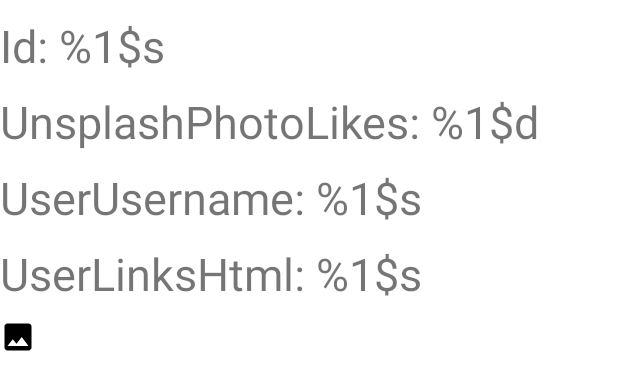
After one commit to SanyaKRY/unsplash, an Android app: the layout fragment_unsplash_photo_and_user_details.xml on its own in the app's theme, with its tools: preview values and no code run, on a phone screen of 412 x 824 dp. The commit adds this screen. Shown: the top 390 px of the screen. Run offline under Robolectric (Android 15) with nearby library versions, the phone set to English and light mode, and no system bars.

Commit message:
Add UnsplashPhotoAndUserDetailsFragment and minor refactoring

```diff
--- a/app/src/main/java/com/example/unsplash/features/di/FeatureModule.kt
+++ b/app/src/main/java/com/example/unsplash/features/di/FeatureModule.kt
@@ -33,6 +33,8 @@
             isSavedUnsplashPhotoUseCase = get()
         )
     }
-    factory { (unsplashPhotoDetailListener: (unsplashPhotoUi: UnsplashPhotoUi, AppCompatImageView, TextView) -> Unit) ->
-        UnsplashPhotosAdapter(unsplashPhotoDetailListener = unsplashPhotoDetailListener) }
+    factory { (unsplashPhotoDetailListener: (unsplashPhotoUi: UnsplashPhotoUi, AppCompatImageView, TextView) -> Unit,
+                  unsplashPhotoAndUserDetailsListener: (unsplashPhotoUi: UnsplashPhotoUi) -> Unit) ->
+        UnsplashPhotosAdapter(unsplashPhotoDetailListener = unsplashPhotoDetailListener,
+            unsplashPhotoAndUserDetailsListener = unsplashPhotoAndUserDetailsListener) }
 }
--- /dev/null
+++ b/app/src/main/res/layout/fragment_unsplash_photo_and_user_details.xml
@@ -0,0 +1,60 @@
+<?xml version="1.0" encoding="utf-8"?>
+<androidx.constraintlayout.widget.ConstraintLayout
+    xmlns:android="http://schemas.android.com/apk/res/android"
+    xmlns:app="http://schemas.android.com/apk/res-auto"
+    xmlns:tools="http://schemas.android.com/tools"
+    android:layout_width="match_parent"
+    android:layout_height="match_parent"
+    tools:context=".features.unsplashphotoanduserdetails.presenter.ui.UnsplashPhotoAndUserDetailsFragment">
+
+    <androidx.appcompat.widget.AppCompatTextView
+        android:id="@+id/unsplash_photo_id"
+        android:layout_width="wrap_content"
+        android:layout_height="wrap_content"
+        android:text="@string/unsplash_photo_id"
+        android:textSize="30sp"
+        android:paddingTop="10dp"
+        app:layout_constraintLeft_toLeftOf="parent"
+        app:layout_constraintTop_toTopOf="parent" />
+
+    <androidx.appcompat.widget.AppCompatTextView
+        android:id="@+id/unsplash_photo_likes"
+        android:layout_width="wrap_content"
+        android:layout_height="wrap_content"
+        android:text="@string/unsplash_photo_likes"
+        android:textSize="30sp"
+        android:paddingTop="10dp"
+        app:layout_constraintLeft_toLeftOf="parent"
+        app:layout_constraintTop_toBottomOf="@+id/unsplash_photo_id" />
+
+    <androidx.appcompat.widget.AppCompatTextView
+        android:id="@+id/user_username"
+        android:layout_width="wrap_content"
+        android:layout_height="wrap_content"
+        android:text="@string/user_username"
+        android:textSize="30sp"
+        android:paddingTop="10dp"
+        app:layout_constraintLeft_toLeftOf="parent"
+        app:layout_constraintTop_toBottomOf="@+id/unsplash_photo_likes" />
+
+
+    <androidx.appcompat.widget.AppCompatTextView
+        android:id="@+id/user_links_html"
+        android:layout_width="wrap_content"
+        android:layout_height="wrap_content"
+        android:text="@string/user_links_html"
+        android:textSize="30sp"
+        android:paddingTop="10dp"
+        app:layout_constraintLeft_toLeftOf="parent"
+        app:layout_constraintTop_toBottomOf="@+id/user_username" />
+
+    <androidx.appcompat.widget.AppCompatImageView
+        android:id="@+id/unsplash_photo_image_view"
+        android:layout_width="wrap_content"
+        android:layout_height="wrap_content"
+        android:paddingTop="10dp"
+        app:layout_constraintLeft_toLeftOf="parent"
+        app:layout_constraintTop_toBottomOf="@+id/user_links_html"
+        tools:srcCompat="@drawable/ic_image" />
+
+</androidx.constraintlayout.widget.ConstraintLayout>
--- a/app/src/main/res/values/strings.xml
+++ b/app/src/main/res/values/strings.xml
@@ -1,9 +1,13 @@
 <resources>
     <string name="app_name">Unsplash</string>
-    <string name="unsplash_photo_id">Id</string>
+    <string name="unsplash_photo_id">Id: %1$s</string>
     <string name="unsplash_photo_saved">Saved</string>
     <string name="unsplash_photo_not_saved">Not saved</string>
     <string name="unsplash_photo_is_saved">Is saved</string>
     <string name="unsplash_photo_insert">Insert</string>
     <string name="unsplash_photo_delete">Delete</string>
+    <string name="hello_blank_fragment">Hello blank fragment</string>
+    <string name="unsplash_photo_likes">UnsplashPhotoLikes: %1$d</string>
+    <string name="user_username">UserUsername: %1$s</string>
+    <string name="user_links_html">UserLinksHtml: %1$s</string>
 </resources>
```
Also changed, not shown: app/src/main/java/com/example/unsplash/features/unsplashphotoanduserdetails/presenter/mapper/UnsplashPhotoAndUserDetailsUiMapper.kt (added, +22 -0 lines), app/src/main/java/com/example/unsplash/features/unsplashphotoanduserdetails/presenter/model/UnsplashPhotoAndUserDetailsUi.kt (added, +21 -0 lines), app/src/main/java/com/example/unsplash/features/unsplashphotoanduserdetails/presenter/ui/UnsplashPhotoAndUserDetailsFragment.kt (added, +57 -0 lines), app/src/main/java/com/example/unsplash/features/unsplashphotos/data/repository/mapper/UnsplashPhotoRepositoryMapper.kt (+9 -1 lines), app/src/main/java/com/example/unsplash/features/unsplashphotos/domain/model/UnsplashPhotoDomain.kt (+16 -1 lines), app/src/main/java/com/example/unsplash/features/unsplashphotos/presentation/mapper/UnsplashPhotoUiMapper.kt (+9 -1 lines), app/src/main/java/com/example/unsplash/features/unsplashphotos/presentation/model/UnsplashPhotoUi.kt (+22 -2 lines), app/src/main/java/com/example/unsplash/features/unsplashphotos/presentation/ui/UnsplashPhotosFragment.kt (+12 -1 lines), app/src/main/java/com/example/unsplash/features/unsplashphotos/presentation/ui/recyclerview/UnsplashPhotosAdapter.kt (+14 -2 lines), app/src/main/res/anim/from_left.xml (added, +7 -0 lines), app/src/main/res/anim/from_right.xml (added, +7 -0 lines), app/src/main/res/anim/to_left.xml (added, +7 -0 lines), app/src/main/res/anim/to_right.xml (added, +7 -0 lines), app/src/main/res/navigation/nav_graph.xml (+22 -0 lines), 1 other file.
